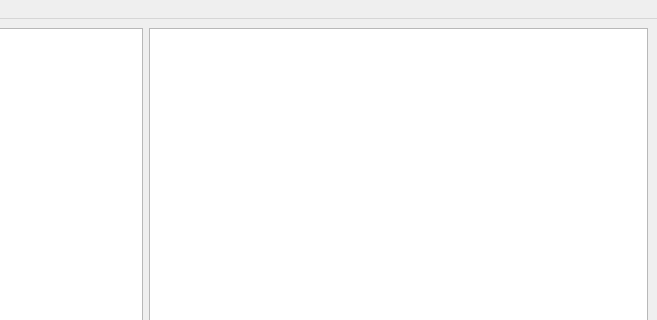
This is qt/tkMainWindow.ui in ooklah/timekeeper as Qt 5 draws it before an edit; both pictures show x 366 to 1023 and y 0 to 320 of the 1023 by 600 pixel window. The edited form follows.
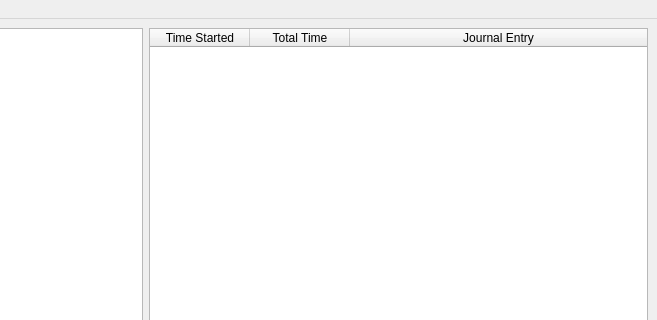
This is the edited form.

Commit message: Started working on the Record portion of the window.

```diff
--- a/qt/tkMainWindow.ui
+++ b/qt/tkMainWindow.ui
@@ -23,7 +23,35 @@
      </widget>
     </item>
     <item>
-     <widget class="QTableWidget" name="recordsTable"/>
+     <widget class="QTableWidget" name="recordsTable">
+      <property name="selectionMode">
+       <enum>QAbstractItemView::SingleSelection</enum>
+      </property>
+      <property name="selectionBehavior">
+       <enum>QAbstractItemView::SelectRows</enum>
+      </property>
+      <attribute name="horizontalHeaderShowSortIndicator" stdset="0">
+       <bool>true</bool>
+      </attribute>
+      <attribute name="horizontalHeaderStretchLastSection">
+       <bool>true</bool>
+      </attribute>
+      <column>
+       <property name="text">
+        <string>Time Started</string>
+       </property>
+      </column>
+      <column>
+       <property name="text">
+        <string>Total Time</string>
+       </property>
+      </column>
+      <column>
+       <property name="text">
+        <string>Journal Entry</string>
+       </property>
+      </column>
+     </widget>
     </item>
    </layout>
   </widget>
```
The commit also changes 3 other files.
